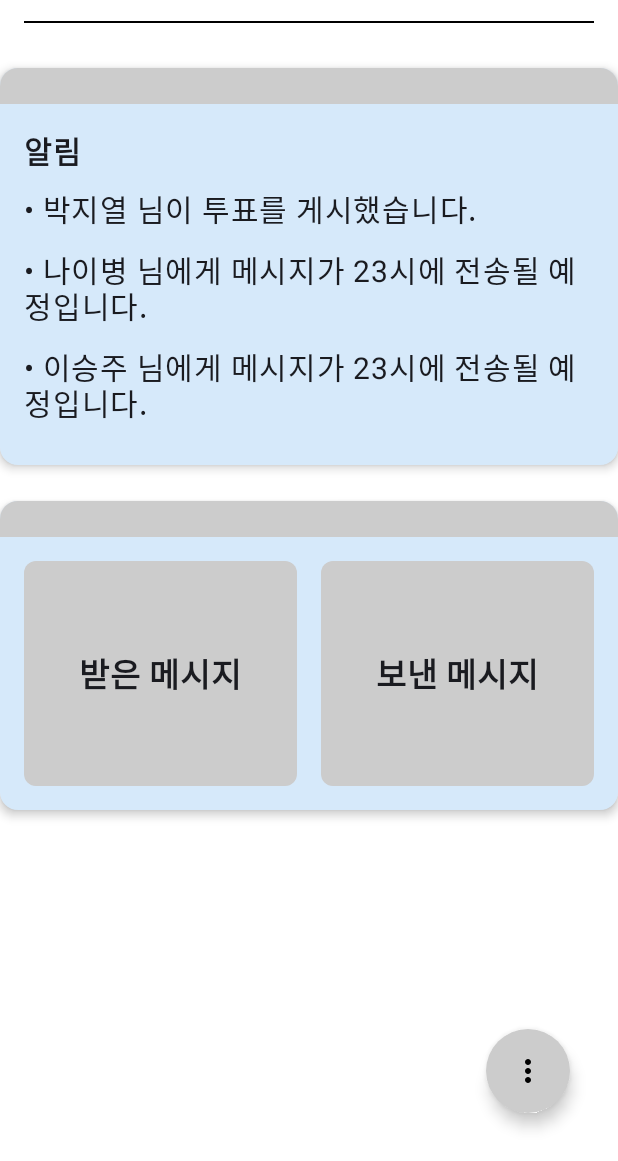
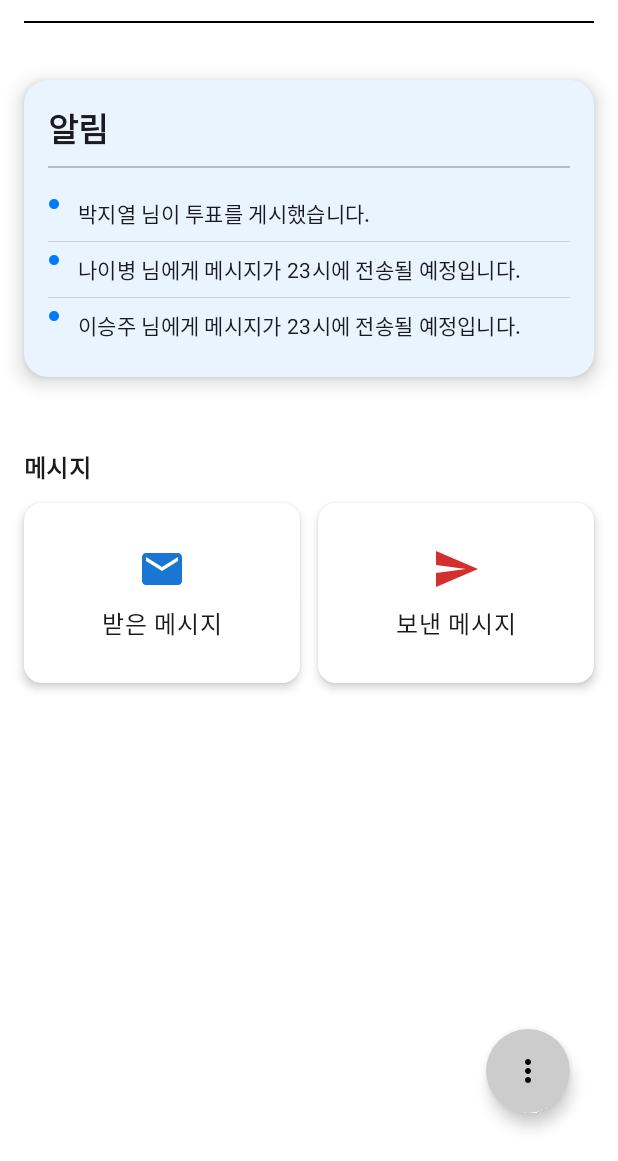
Before and after one commit to SendBack-SendBag/UI, an Android app built with Jetpack Compose: the HomeScreen screen opened through its navigation route, on a phone screen of 412 x 824 dp, the part 75-1236 px from its top. Run offline under Robolectric (Android 15) with nearby library versions, the phone set to English and light mode, and no system bars; our stand-ins replace Firebase (no records; nobody signed in at launch, a user with empty details on screens opened directly).

Commit message:
chore: change UI

```diff
--- a/app/build.gradle.kts
+++ b/app/build.gradle.kts
@@ -63,6 +63,7 @@ dependencies {
     implementation(libs.androidx.material3)
     implementation(libs.androidx.navigation.compose)
     implementation(libs.androidx.compose.material.icons.extended)
+    implementation(libs.play.services.maps)
     testImplementation(libs.junit)
     androidTestImplementation(libs.androidx.junit)
     androidTestImplementation(libs.androidx.espresso.core)
--- a/app/src/main/java/com/example/sendbacksendbag/Home.kt
+++ b/app/src/main/java/com/example/sendbacksendbag/Home.kt
@@ -2,18 +2,12 @@ import androidx.compose.foundation.background
 import androidx.compose.foundation.clickable
 import androidx.compose.foundation.layout.*
 import androidx.compose.foundation.shape.RoundedCornerShape
-import androidx.compose.material3.Card
-import androidx.compose.material3.CardDefaults
-import androidx.compose.material3.CenterAlignedTopAppBar
-import androidx.compose.material3.Icon
-import androidx.compose.material3.IconButton
-import androidx.compose.material3.MaterialTheme
-import androidx.compose.material3.Scaffold
-import androidx.compose.material3.Text
-import androidx.compose.material3.TopAppBar
-import androidx.compose.material3.TopAppBarDefaults
 import androidx.compose.material.icons.Icons
+import androidx.compose.material.icons.filled.Circle
+import androidx.compose.material.icons.filled.Email
+import androidx.compose.material.icons.filled.Send
 import androidx.compose.material.icons.filled.Settings
+import androidx.compose.material3.*
 import androidx.compose.runtime.Composable
 import androidx.compose.ui.Alignment
 import androidx.compose.ui.Modifier
@@ -62,25 +56,49 @@ fun HomeScreen(
             Spacer(modifier = Modifier.height(30.dp))
             // Notification Card
             Card(
-                colors = CardDefaults.cardColors(containerColor = lightBlue),
-                shape = RoundedCornerShape(12.dp),
-                elevation = CardDefaults.cardElevation(defaultElevation = 4.dp),
-                modifier = Modifier.fillMaxWidth()
-            ) {
-                Column(modifier = Modifier.fillMaxWidth()) {
-                    // Header bar
-                    Box(
                 modifier = Modifier
                     .fillMaxWidth()
-                            .height(24.dp)
-                            .background(headerGray)
+                    .padding(horizontal = 16.dp, vertical = 8.dp),
+                shape = RoundedCornerShape(16.dp),
+                elevation = CardDefaults.cardElevation(defaultElevation = 8.dp),
+                colors = CardDefaults.cardColors(containerColor = Color(0xFFEAF4FF))
+            ) {
+                Column(modifier = Modifier.padding(16.dp)) {
+                    // 제목 + 날짜
+                    Row(verticalAlignment = Alignment.CenterVertically) {
+                        Text(
+                            text = "알림",
+                            style = MaterialTheme.typography.titleLarge.copy(fontWeight = FontWeight.Bold)
                         )
-                    Column(modifier = Modifier.padding(16.dp)) {
-                        Text(text = "알림", fontWeight = FontWeight.Black, fontSize = 20.sp)
+                    }
+
                     Spacer(modifier = Modifier.height(8.dp))
-                        notifications.forEach { note ->
-                            Text(text = "• $note", fontWeight = FontWeight.Normal, fontSize = 20.sp)
-                            Spacer(modifier = Modifier.height(10.dp))
+                    Divider(color = Color(0xFFB0BEC5), thickness = 1.dp)
+
+                    Spacer(modifier = Modifier.height(12.dp))
+                    // 내용 리스트
+                    Column {
+                        notifications.forEachIndexed { index, note ->
+                            Row(
+                                verticalAlignment = Alignment.Top,
+                                modifier = Modifier.padding(vertical = 8.dp)
+                            ) {
+                                Icon(
+                                    imageVector = Icons.Default.Circle,
+                                    contentDescription = null,
+                                    modifier = Modifier.size(8.dp),
+                                    tint = Color(0xFF007AFF)
+                                )
+                                Spacer(modifier = Modifier.width(12.dp))
+                                Text(
+                                    text = note,
+                                    style = MaterialTheme.typography.bodyMedium,
+                                    lineHeight = 20.sp
+                                )
+                            }
+                            if (index < notifications.lastIndex) {
+                                Divider(color = Color(0xFFD1D1D1), thickness = 0.5.dp)
+                            }
                         }
                     }
                 }
@@ -89,49 +107,83 @@ fun HomeScreen(
             Spacer(modifier = Modifier.height(24.dp))
 
             // Options Card
+            Column(modifier = Modifier.padding(16.dp)) {
+                // 제목
+                Text(
+                    text = "메시지",
+                    style = MaterialTheme.typography.titleMedium.copy(fontWeight = FontWeight.Bold),
+                    modifier = Modifier.padding(bottom = 12.dp)
+                )
+
+                // 두 개의 옵션 카드를 가로로 배치
+                Row(
+                    horizontalArrangement = Arrangement.spacedBy(12.dp),
+                    modifier = Modifier
+                        .fillMaxWidth()
+                        .height(120.dp)
+                ) {
+                    // 받은 메시지 카드
                     Card(
-                colors = CardDefaults.cardColors(containerColor = lightBlue),
+                        modifier = Modifier
+                            .weight(1f)
+                            .clickable(onClick = onReceivedClick),
                         shape = RoundedCornerShape(12.dp),
                         elevation = CardDefaults.cardElevation(defaultElevation = 4.dp),
-                modifier = Modifier.fillMaxWidth()
+                        colors = CardDefaults.cardColors(containerColor = Color.White)
                     ) {
-                Column(modifier = Modifier.fillMaxWidth()) {
-                    // Header bar
-                    Box(
+                        Column(
                             modifier = Modifier
-                            .fillMaxWidth()
-                            .height(24.dp)
-                            .background(headerGray)
+                                .fillMaxSize()
+                                .padding(16.dp),
+                            horizontalAlignment = Alignment.CenterHorizontally,
+                            verticalArrangement = Arrangement.Center
+                        ) {
+                            Icon(
+                                imageVector = Icons.Default.Email,
+                                contentDescription = "받은 메시지",
+                                modifier = Modifier.size(32.dp),
+                                tint = Color(0xFF1976D2)
                             )
-                    Row(
-                        horizontalArrangement = Arrangement.spacedBy(16.dp),
-                        modifier = Modifier
-                            .padding(16.dp)
-                            .fillMaxWidth()
-                    ) {
-                        Box(
+                            Spacer(modifier = Modifier.height(8.dp))
+                            Text(
+                                text = "받은 메시지",
+                                style = MaterialTheme.typography.bodyLarge.copy(fontWeight = FontWeight.Medium)
+                            )
+                        }
+                    }
+
+                    // 보낸 메시지 카드
+                    Card(
                         modifier = Modifier
                             .weight(1f)
-                                .height(150.dp)
-                                .background(Color.LightGray, RoundedCornerShape(8.dp))
-                                .clickable(onClick = onReceivedClick),
-                            contentAlignment = Alignment.Center
+                            .clickable(onClick = onSentClick),
+                        shape = RoundedCornerShape(12.dp),
+                        elevation = CardDefaults.cardElevation(defaultElevation = 4.dp),
+                        colors = CardDefaults.cardColors(containerColor = Color.White)
                     ) {
-                            Text("받은 메시지", fontWeight = FontWeight.Black, fontSize = 22.sp)
-                        }
-                        Box(
+                        Column(
                             modifier = Modifier
-                                .weight(1f)
-                                .height(150.dp)
-                                .background(Color.LightGray, RoundedCornerShape(8.dp))
-                                .clickable(onClick = onSentClick),
-                            contentAlignment = Alignment.Center
+                                .fillMaxSize()
+                                .padding(16.dp),
+                            horizontalAlignment = Alignment.CenterHorizontally,
+                            verticalArrangement = Arrangement.Center
                         ) {
-                            Text("보낸 메시지", fontWeight = FontWeight.Black,fontSize = 22.sp)
+                            Icon(
+                                imageVector = Icons.Default.Send,
+                                contentDescription = "보낸 메시지",
+                                modifier = Modifier.size(32.dp),
+                                tint = Color(0xFFD32F2F)
+                            )
+                            Spacer(modifier = Modifier.height(8.dp))
+                            Text(
+                                text = "보낸 메시지",
+                                style = MaterialTheme.typography.bodyLarge.copy(fontWeight = FontWeight.Medium)
+                            )
                         }
                     }
                 }
             }
+
         }
         ExpandableFabExample(
             modifier = Modifier
--- a/app/src/main/java/com/example/sendbacksendbag/Send.kt
+++ b/app/src/main/java/com/example/sendbacksendbag/Send.kt
@@ -90,10 +90,15 @@ fun SendScreen(
             }
             Spacer(modifier = Modifier.height(8.dp))
             LazyColumn {
-                items(messages) { msg ->
-                    MessageItem(msg = msg, onClick = {
-                        navController.navigate("sended")
-                    })
+                items(messages.filter {
+                    it.name.contains(searchQuery, true)
+                }) { msg ->
+                    MessageItem(
+                        msg = msg,
+                        onClick = {
+                            navController.navigate("sended")
+                        }
+                    )
                 }
             }
         }
--- a/app/src/main/java/com/example/sendbacksendbag/ui/voting/VotingContainer.kt
+++ b/app/src/main/java/com/example/sendbacksendbag/ui/voting/VotingContainer.kt
@@ -99,8 +99,6 @@ fun PollListScreen(
                 }
             }
             Spacer(modifier = Modifier.height(16.dp))
-            BlackHorizontalLine()
-            Spacer(modifier = Modifier.height(16.dp))
             // 전체 투표 목록
             Text(
                 text = "전체 투표",
@@ -114,7 +112,8 @@ fun PollListScreen(
                             .fillMaxWidth()
                             .clickable { navController.navigate("poll/${poll.id}") },
                         shape = RoundedCornerShape(12.dp),
-                        elevation = CardDefaults.cardElevation(defaultElevation = 4.dp)
+                        elevation = CardDefaults.cardElevation(defaultElevation = 4.dp),
+                        colors = CardDefaults.cardColors(containerColor = Color(0xFFD6E9FA))
                     ) {
                         Column(
                             modifier = Modifier
--- a/gradle/libs.versions.toml
+++ b/gradle/libs.versions.toml
@@ -19,6 +19,7 @@ composeBom = "2024.04.01"
 lifecycleViewmodelCompose = "2.6.2"
 navigationCompose = "2.7.7"
 playServicesAuth = "21.1.0"
+playServicesMaps = "19.2.0"
 
 [libraries]
 androidx-core-ktx = { group = "androidx.core", name = "core-ktx", version.ref = "coreKtx" }
@@ -50,6 +51,7 @@ androidx-navigation-compose = { group = "androidx.navigation", name = "navigatio
 kotlinx-serialization-json = { module = "org.jetbrains.kotlinx:kotlinx-serialization-json", version.ref = "kotlinxSerializationJson" }
 lifecycle-runtime-compose = { module = "androidx.lifecycle:lifecycle-runtime-compose", version.ref = "lifecycleRuntimeCompose" }
 play-services-auth = { module = "com.google.android.gms:play-services-auth", version.ref = "playServicesAuth" }
+play-services-maps = { group = "com.google.android.gms", name = "play-services-maps", version.ref = "playServicesMaps" }
 
 [plugins]
 android-application = { id = "com.android.application", version.ref = "agp" }
```
Lines whose indentation alone changed are shown as unchanged.
